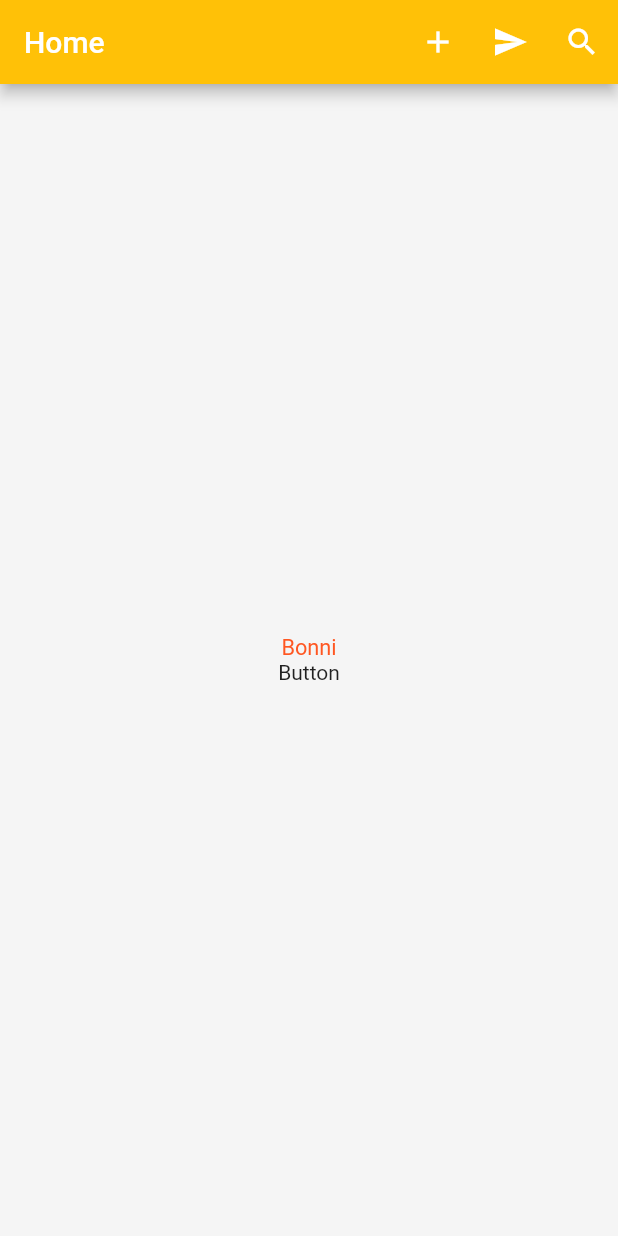
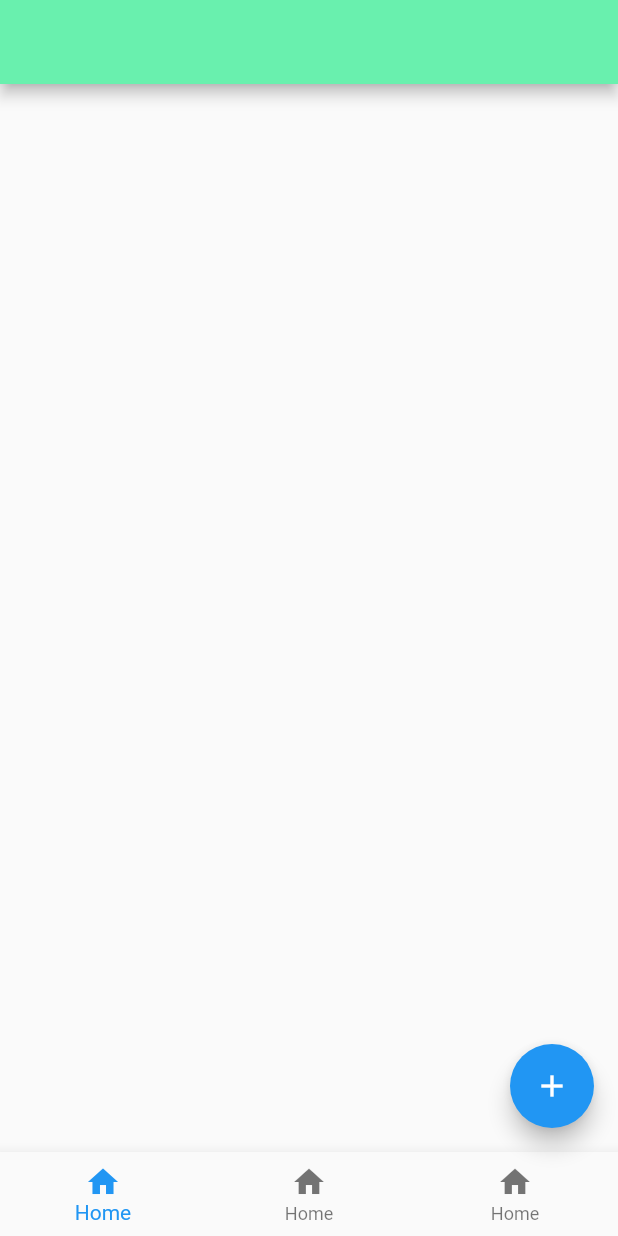
Before and after one commit to aj019/Flutter_Course_Paulo_Dichone, a Flutter app: the screen it shows after launch, after a tap on the "add" icon, on a phone screen of 412 x 824 dp. Run offline on Flutter 3.47's test engine with Material 2 defaults, Android fonts, the phone set to English and light mode, and no system bars.

Commit message:
Added Bottom navigation + fab

```diff
--- a/flutter_test_libs/lib/main.dart
+++ b/flutter_test_libs/lib/main.dart
@@ -3,11 +3,12 @@ import 'ui/welcome_home.dart';
 import 'ui/container.dart';
 import 'ui/stack.dart';
 import 'ui/scaffold.dart';
+import 'ui/bottom_navigation.dart';
 
 void main() {
   runApp(new MaterialApp(
           title: 'Welcome App',
-          home: new Scaffold_Example()
+          home: new BottomNavigation_Example()
   )
   );
 }
--- /dev/null
+++ b/flutter_test_libs/lib/ui/bottom_navigation.dart
@@ -0,0 +1,33 @@
+import 'package:flutter/material.dart';
+
+class BottomNavigation_Example extends StatelessWidget{
+  @override
+  Widget build(BuildContext context) {
+    // TODO: implement build
+
+    return new Scaffold(
+        appBar: new AppBar(
+          backgroundColor: Colors.greenAccent,
+        ),
+
+        floatingActionButton: new FloatingActionButton(
+            onPressed: ()=> debugPrint("Tapped"),
+            backgroundColor: Colors.blue,
+            tooltip: 'Going Up',
+            child: new Icon(Icons.add),
+
+        ),
+
+        bottomNavigationBar: new BottomNavigationBar(items: [
+          new BottomNavigationBarItem(icon: new Icon(Icons.home), title: new Text("Home")),
+          new BottomNavigationBarItem(icon: new Icon(Icons.home), title: new Text("Home")),
+          new BottomNavigationBarItem(icon: new Icon(Icons.home), title: new Text("Home")),
+        ],
+        onTap: (i) => debugPrint("Touched $i"),
+        ),
+
+    );
+
+  }
+
+}
```
